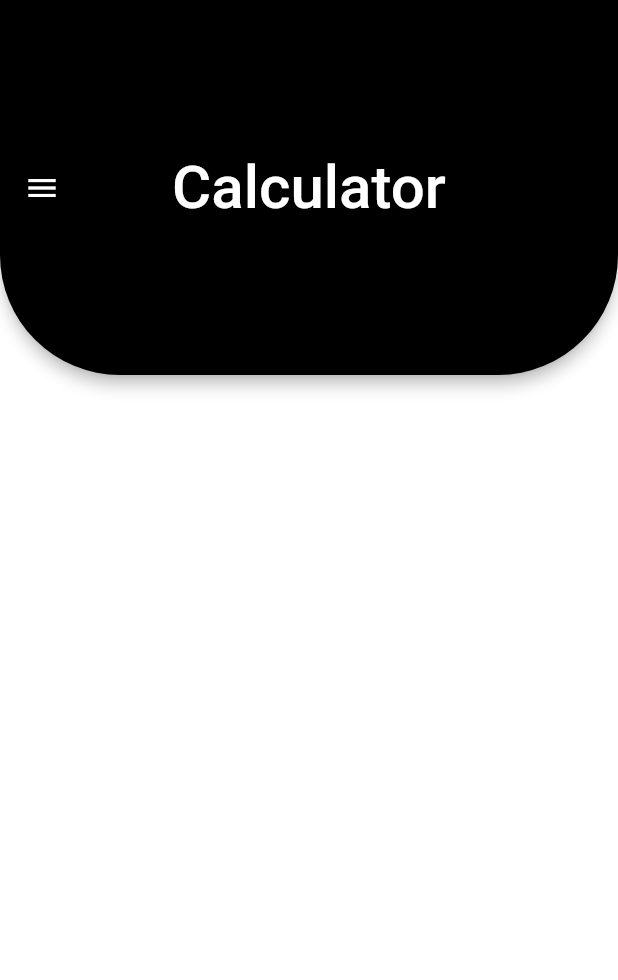
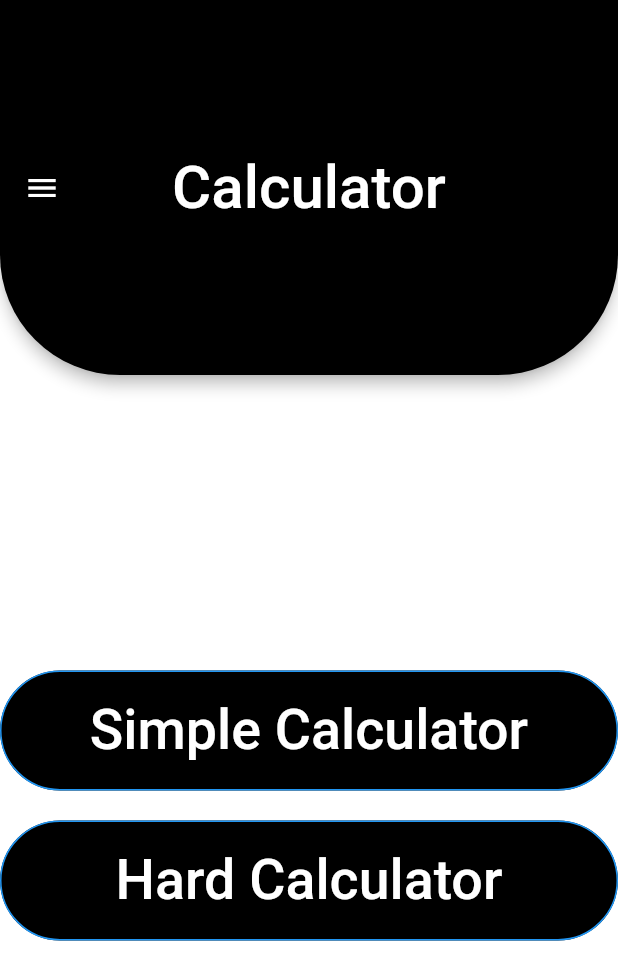
Before and after one commit to muhammad-bilal-1/BSCS_B15_SEC_A_051, a Flutter app: the screen it shows after launch, on a phone screen of 412 x 824 dp. Shown: the top 980 px of the screen. Run offline on Flutter 3.47's test engine with Material 2 defaults, Android fonts, the phone set to English and light mode, and no system bars; our stand-ins replace audioplayers; missing offline and left inert: splash_screen_view.

Commit message:
Calculator App in flutter

```diff
--- a/calculator/lib/main.dart
+++ b/calculator/lib/main.dart
@@ -139,7 +139,72 @@ class _HomeState extends State<Home> {
           ],
         ),
       ),
-      body: Container(),
+      body: Column(
+        mainAxisAlignment: MainAxisAlignment.center,
+        crossAxisAlignment: CrossAxisAlignment.stretch,
+        children: <Widget>[
+          FlatButton(
+            shape: RoundedRectangleBorder(
+              borderRadius: BorderRadius.circular(60.0),
+              side: BorderSide(
+                color: Colors.blue,
+              ),
+            ),
+            onPressed: () {
+              setState(() {
+                Navigator.push(
+                  context,
+                  new MaterialPageRoute(
+                    builder: (context) => new Simple(),
+                  ),
+                );
+              });
+            },
+            color: Colors.black,
+            height: 80.0,
+            textColor: Colors.white,
+            child: Text(
+              'Simple Calculator',
+              style: TextStyle(
+                color: Colors.white,
+                fontSize: 37.0,
+              ),
+            ),
+          ),
+          SizedBox(
+            height: 20.0,
+            child: Divider(
+              color: Colors.white,
+            ),
+          ),
+          FlatButton(
+            shape: RoundedRectangleBorder(
+              borderRadius: BorderRadius.circular(60.0),
+              side: BorderSide(
+                color: Colors.blue,
+              ),
+            ),
+            onPressed: () {
+              Navigator.push(
+                context,
+                new MaterialPageRoute(
+                  builder: (context) => new Hard(),
+                ),
+              );
+            },
+            color: Colors.black,
+            height: 80.0,
+            textColor: Colors.white,
+            child: Text(
+              'Hard Calculator',
+              style: TextStyle(
+                color: Colors.white,
+                fontSize: 37.0,
+              ),
+            ),
+          ),
+        ],
+      ),
     )));
   }
 }
@@ -375,3 +440,27 @@ class MyApp extends StatelessWidget {
     return Container();
   }
 }
+
+class Simple extends StatefulWidget {
+  @override
+  _SimpleState createState() => _SimpleState();
+}
+
+class _SimpleState extends State<Simple> {
+  @override
+  Widget build(BuildContext context) {
+    return Container();
+  }
+}
+
+class Hard extends StatefulWidget {
+  @override
+  _HardState createState() => _HardState();
+}
+
+class _HardState extends State<Hard> {
+  @override
+  Widget build(BuildContext context) {
+    return Container();
+  }
+}
```
